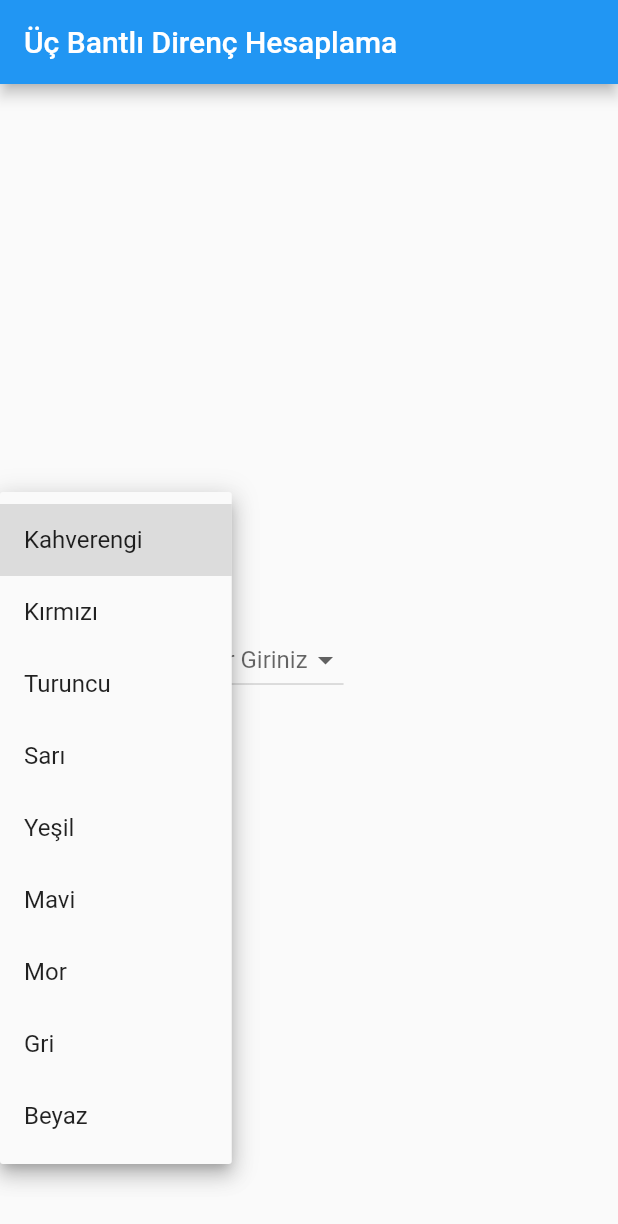
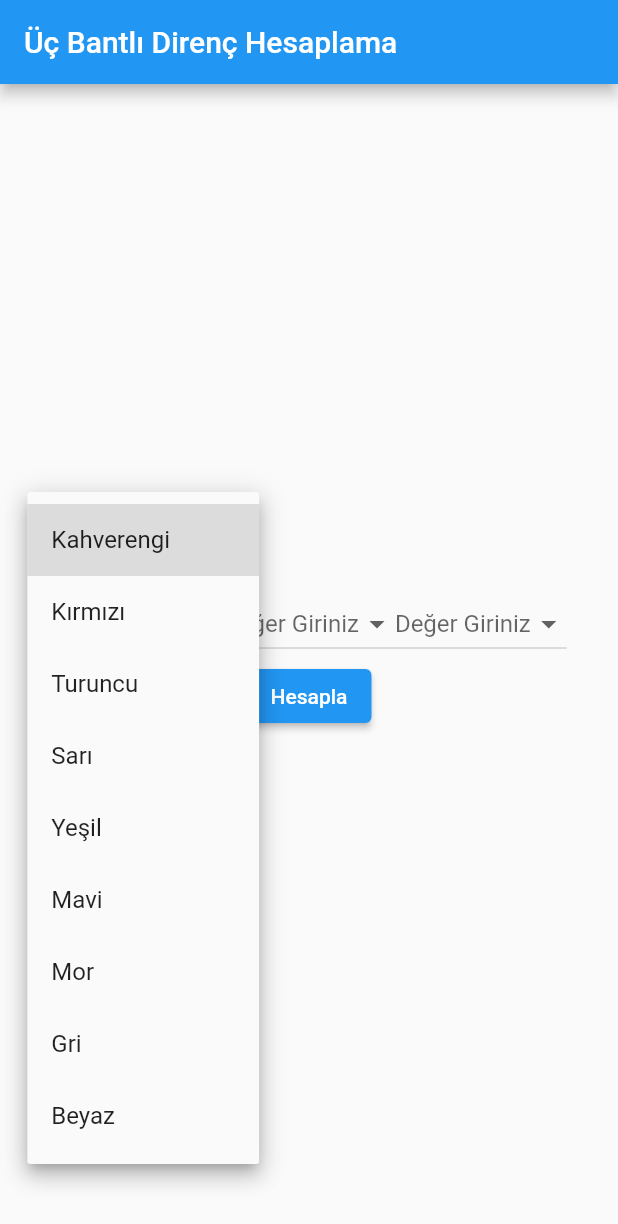
Before and after one commit to SeckinY1/Flutter-Projects, a Flutter app: the screen it shows after launch, after a tap on "Değer Giriniz", on a phone screen of 412 x 824 dp. Shown: the top 1224 px of the screen. Run offline on Flutter 3.47's test engine with Material 2 defaults, Android fonts, the phone set to English and light mode, and no system bars.

Commit message:
Update uc_bant_hesaplama.dart

```diff
--- a/direnc_uygulamasi/lib/uc_bant_hesaplama.dart
+++ b/direnc_uygulamasi/lib/uc_bant_hesaplama.dart
@@ -1,3 +1,5 @@
+import 'dart:math';
+
 import 'package:flutter/material.dart';
 
 class UcBantHesaplama extends StatefulWidget {
@@ -10,6 +12,8 @@ class UcBantHesaplama extends StatefulWidget {
 class _UcBantHesaplamaState extends State<UcBantHesaplama> {
   int? _renkDegeri1 = null;
   int? _renkDegeri2 = null;
+  int? _renkDegeri3 = null;
+  double? _sonuc = null;
   Map<String, int> renklerIlkBasamak = {
     "Kahverengi": 1,
     "Kırmızı": 2,
@@ -38,8 +42,12 @@ class _UcBantHesaplamaState extends State<UcBantHesaplama> {
     return Scaffold(
       appBar: AppBar(title: Text("Üç Bantlı Direnç Hesaplama")),
       body: Center(
-          child: IntrinsicHeight(
-        child: Row(
+          child: Expanded(
+        child: Column(
+          mainAxisAlignment: MainAxisAlignment.center,
+          children: [
+            Row(
+              mainAxisAlignment: MainAxisAlignment.center,
               children: [
                 /*dropDownButtonYapisi(renklerIlkBasamak, _renkDegeri1),
               dropDownButtonYapisi(renkler, _renkDegeri2)*/
@@ -59,7 +67,6 @@ class _UcBantHesaplamaState extends State<UcBantHesaplama> {
                     onChanged: (int? deger) {
                       setState(() {
                         _renkDegeri1 = deger;
-                    print("Renk değeri 1: $_renkDegeri1");
                       });
                     },
                     value: _renkDegeri1),
@@ -79,35 +86,41 @@ class _UcBantHesaplamaState extends State<UcBantHesaplama> {
                   onChanged: (int? deger2) {
                     setState(() {
                       _renkDegeri2 = deger2;
-                    print("Renk değeri 2: $_renkDegeri2");
                     });
+                  },
+                  value: _renkDegeri2,
+                ),
+                DropdownButton(
+                  hint: Text("Değer Giriniz"),
+                  items: renkler
+                      .map((oAnkiRenk, oAnkiDeger) {
+                        return MapEntry(
+                            oAnkiRenk,
+                            DropdownMenuItem(
+                                child: Text(oAnkiRenk), value: oAnkiDeger));
                       })
+                      .values
+                      .toList(),
+                  onChanged: (int? deger3) {
+                    setState(() {
+                      _renkDegeri3 = deger3;
+                    });
+                  },
+                  value: _renkDegeri3,
+                )
+              ],
+            ),
+            ElevatedButton(
+                onPressed: () {
+                  _sonuc = (((_renkDegeri1! * 10) + _renkDegeri2!) *
+                          pow(10, _renkDegeri3!).toInt()) /
+                      pow(10, 6).toInt();
+                  print(_sonuc);
+                },
+                child: Text("Hesapla"))
           ],
         ),
       )),
     );
   }
-
-  DropdownButton<int> dropDownButtonYapisi(
-      Map<String, int> gelecekMap, gelenRenkDegeri) {
-    return DropdownButton(
-        items: gelecekMap
-            .map((oAnkiRenk, oAnkiDeger) {
-              return MapEntry(
-                  oAnkiRenk,
-                  DropdownMenuItem(
-                    child: Text(oAnkiRenk),
-                    value: oAnkiDeger,
-                  ));
-            })
-            .values
-            .toList(),
-        onChanged: (int? deger) {
-          setState(() {
-            gelenRenkDegeri = deger;
-            print(_renkDegeri1);
-          });
-        },
-        value: gelenRenkDegeri);
 }
-}
```
Lines whose indentation alone changed are shown as unchanged.
